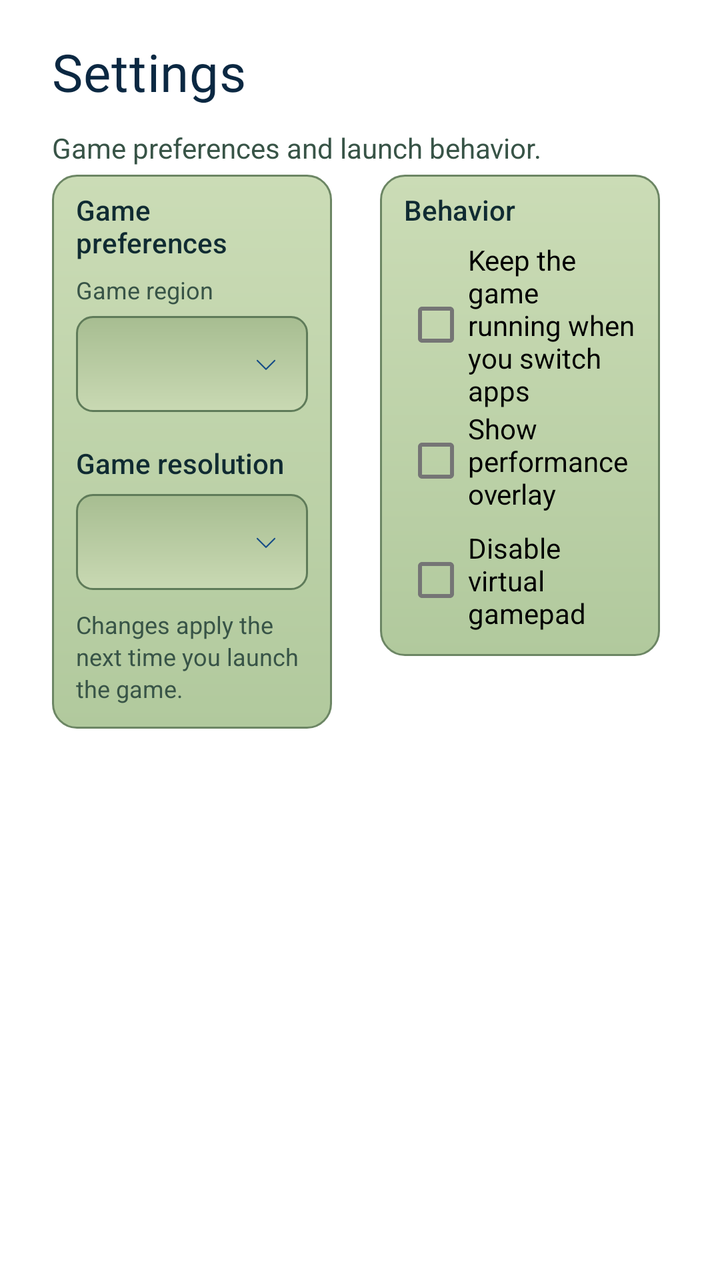
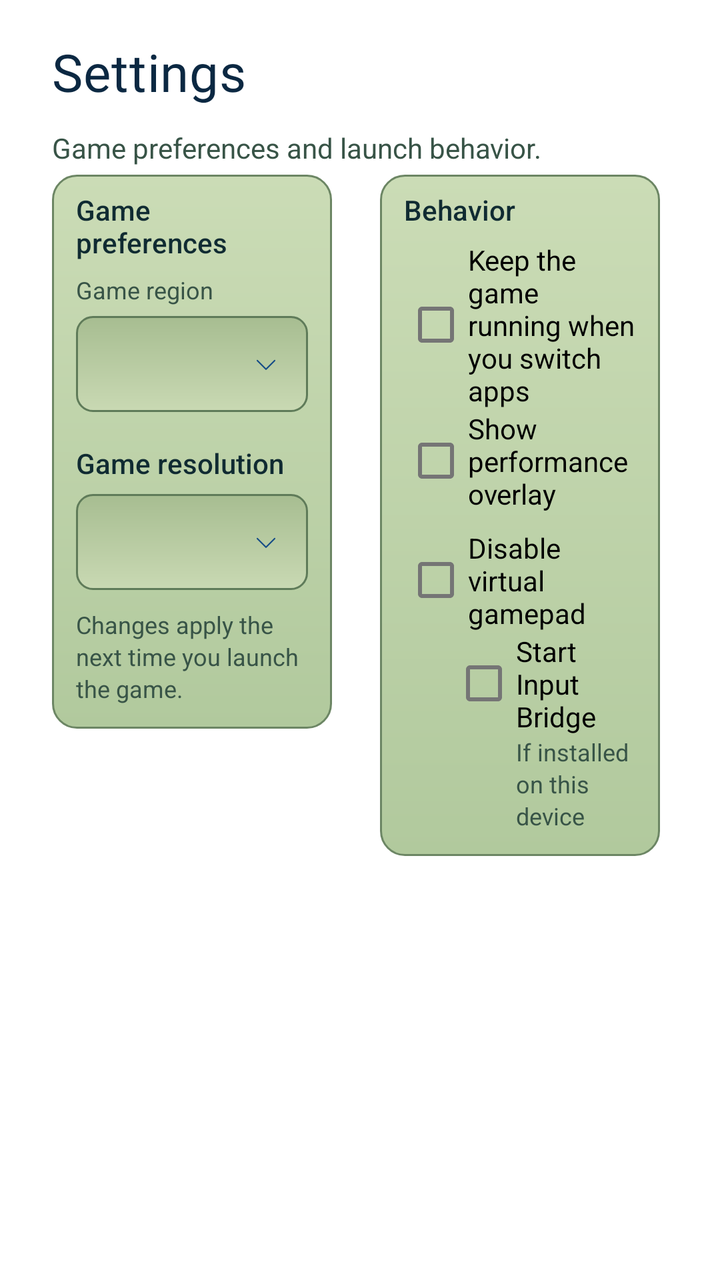

The first picture is an Android layout as it rendered before a commit; the second is the same layout after the commit. The layout source and the unified diff follow.
<!-- AndroidManifest.xml: fallback theme Theme.MaterialComponents.DayNight.NoActionBar -->
<!-- res/layout/fragment_wehavephones_settings.xml -->
<?xml version="1.0" encoding="utf-8"?>
<ScrollView
    xmlns:android="http://schemas.android.com/apk/res/android"
    android:layout_width="match_parent"
    android:layout_height="match_parent"
    android:scrollbars="vertical"
    android:scrollbarStyle="insideInset">
    <LinearLayout
        android:layout_width="match_parent"
        android:layout_height="wrap_content"
        android:orientation="vertical"
        android:paddingLeft="26dp"
        android:paddingRight="26dp"
        android:paddingTop="22dp"
        android:paddingBottom="12dp">
        <TextView
            style="@style/WeHavePhonesScreenTitle"
            android:text="@string/wehavephones_settings_title"
            android:textColor="@color/wehavephones_text_title"
            android:textSize="26sp" />
        <TextView
            style="@style/WeHavePhonesHint"
            android:layout_marginTop="6dp"
            android:text="@string/wehavephones_settings_intro"
            android:textSize="14sp" />
        <LinearLayout
            android:layout_width="match_parent"
            android:layout_height="wrap_content"
            android:orientation="horizontal"
            android:baselineAligned="false"
            android:layout_marginTop="4dp">
            <LinearLayout
                android:layout_width="0dp"
                android:layout_height="wrap_content"
                android:layout_weight="1"
                android:layout_marginRight="12dp"
                android:orientation="vertical"
                android:background="@drawable/wehavephones_card_background"
                android:paddingLeft="12dp"
                android:paddingRight="12dp"
                android:paddingTop="8dp"
                android:paddingBottom="12dp">
                <TextView
                    style="@style/WeHavePhonesSectionLabel"
                    android:layout_marginTop="0dp"
                    android:text="@string/wehavephones_settings_game_preferences" />
                <TextView
                    style="@style/WeHavePhonesHint"
                    android:text="@string/wehavephones_setup_region"
                    android:layout_marginBottom="5dp" />
                <Spinner
                    android:id="@+id/SPSettingsRegion"
                    android:layout_width="match_parent"
                    android:layout_height="48dp"
                    android:background="@drawable/wehavephones_dropdown"
                    android:contentDescription="@string/wehavephones_setup_region" />
                <TextView
                    style="@style/WeHavePhonesSectionLabel"
                    android:text="@string/wehavephones_settings_resolution_title" />
                <Spinner
                    android:id="@+id/SPGameResolution"
                    android:layout_width="match_parent"
                    android:layout_height="48dp"
                    android:background="@drawable/wehavephones_dropdown"
                    android:contentDescription="@string/wehavephones_settings_resolution_title" />
                <TextView
                    style="@style/WeHavePhonesHint"
                    android:layout_marginTop="9dp"
                    android:text="@string/wehavephones_settings_region_hint" />
            </LinearLayout>
            <LinearLayout
                android:layout_width="0dp"
                android:layout_height="wrap_content"
                android:layout_weight="1"
                android:layout_marginLeft="12dp"
                android:orientation="vertical"
                android:background="@drawable/wehavephones_card_background"
                android:paddingLeft="12dp"
                android:paddingRight="12dp"
                android:paddingTop="8dp"
                android:paddingBottom="12dp">
                <TextView
                    style="@style/WeHavePhonesSectionLabel"
                    android:layout_marginTop="0dp"
                    android:text="@string/wehavephones_settings_behavior_title" />
                <CheckBox
                    android:id="@+id/CBKeepRunningInBackground"
                    android:layout_width="match_parent"
                    android:layout_height="wrap_content"
                    android:text="@string/wehavephones_settings_keep_running" />
                <CheckBox
                    android:id="@+id/CBPerformanceOverlay"
                    android:layout_width="match_parent"
                    android:layout_height="wrap_content"
                    android:text="@string/wehavephones_settings_performance_overlay" />
                <CheckBox
                    android:id="@+id/CBDisableVirtualGamepad"
                    android:layout_width="match_parent"
                    android:layout_height="wrap_content"
                    android:layout_marginTop="8dp"
                    android:text="@string/wehavephones_settings_disable_virtual_gamepad" />
            </LinearLayout>
        </LinearLayout>
    </LinearLayout>
</ScrollView>
<!-- resources referenced by this layout -->
<resources>
  <color name="wehavephones_text_title">#0B2842</color>
  <!-- drawable wehavephones_card_background (drawable) -->
  <?xml version="1.0" encoding="utf-8"?>
  <shape
      xmlns:android="http://schemas.android.com/apk/res/android"
      android:shape="rectangle">
      <corners
          android:radius="12dp" />
      <gradient
          android:angle="270"
          android:startColor="#CBDCB6"
          android:endColor="#B1C99D" />
      <stroke
          android:width="1dp"
          android:color="#6C8664" />
  </shape>
  <!-- drawable wehavephones_dropdown (drawable) -->
  <?xml version="1.0" encoding="utf-8"?>
  <layer-list
      xmlns:android="http://schemas.android.com/apk/res/android">
      <item
          android:drawable="@drawable/wehavephones_field" />
      <item
          android:drawable="@drawable/wehavephones_ic_chevron_down"
          android:gravity="end|center_vertical"
          android:right="14dp" />
  </layer-list>
  <string name="wehavephones_settings_behavior_title">Behavior</string>
  <string name="wehavephones_settings_disable_virtual_gamepad">Disable virtual gamepad</string>
  <string name="wehavephones_settings_game_preferences">Game preferences</string>
  <string name="wehavephones_settings_intro">Game preferences and launch behavior.</string>
  <string name="wehavephones_settings_keep_running">Keep the game running when you switch apps</string>
  <string name="wehavephones_settings_performance_overlay">Show performance overlay</string>
  <string name="wehavephones_settings_region_hint">Changes apply the next time you launch the game.</string>
  <string name="wehavephones_settings_resolution_title">Game resolution</string>
  <string name="wehavephones_settings_title">Settings</string>
  <string name="wehavephones_setup_region">Game region</string>
  <style name="WeHavePhonesHint">
          <item name="android:layout_width">match_parent</item>
          <item name="android:layout_height">wrap_content</item>
          <item name="android:textColor">@color/wehavephones_text_dim</item>
          <item name="android:textSize">12sp</item>
          <item name="android:lineSpacingExtra">2dp</item>
      </style>
  <style name="WeHavePhonesScreenTitle" parent="WeHavePhonesHeader">
          <item name="android:gravity">start</item>
          <item name="android:textSize">26sp</item>
          <item name="android:layout_marginBottom">6dp</item>
          <item name="android:letterSpacing">0.01</item>
      </style>
  <!-- drawable wehavephones_field (drawable) -->
  <?xml version="1.0" encoding="utf-8"?>
  <shape
      xmlns:android="http://schemas.android.com/apk/res/android"
      android:shape="rectangle">
      <corners
          android:radius="8dp" />
      <gradient
          android:angle="270"
          android:startColor="#A7BD91"
          android:endColor="#C9D9B3" />
      <stroke
          android:width="1dp"
          android:color="#5F7B59" />
  </shape>
  <color name="wehavephones_text_dim">#385447</color>
  <style name="WeHavePhonesHeader">
          <item name="android:layout_width">match_parent</item>
          <item name="android:layout_height">wrap_content</item>
          <item name="android:fontFamily">@font/wehavephones_lcd</item>
          <item name="android:textColor">@color/wehavephones_text_title</item>
          <item name="android:textSize">28sp</item>
          <item name="android:includeFontPadding">false</item>
      </style>
  <color name="wehavephones_text">#102B32</color>
  <color name="wehavephones_accent">#164C87</color>
  <!-- unchanged entries left out for length: 2 -->
</resources>

<!-- the commit's change to res/layout/fragment_wehavephones_settings.xml (unified diff, before → after) -->
@@ -99,6 +99,16 @@
                     android:layout_height="wrap_content"
                     android:layout_marginTop="8dp"
                     android:text="@string/wehavephones_settings_disable_virtual_gamepad" />
+                <CheckBox
+                    android:id="@+id/CBStartInputBridge"
+                    android:layout_width="match_parent"
+                    android:layout_height="wrap_content"
+                    android:layout_marginLeft="24dp"
+                    android:text="@string/wehavephones_settings_input_bridge" />
+                <TextView
+                    style="@style/WeHavePhonesHint"
+                    android:layout_marginLeft="56dp"
+                    android:text="@string/wehavephones_settings_input_bridge_hint" />
             </LinearLayout>
         </LinearLayout>
     </LinearLayout>
<!-- resource entries referenced after the edit -->
@@ -30,6 +30,8 @@
   <string name="wehavephones_settings_behavior_title">Behavior</string>
   <string name="wehavephones_settings_disable_virtual_gamepad">Disable virtual gamepad</string>
   <string name="wehavephones_settings_game_preferences">Game preferences</string>
+  <string name="wehavephones_settings_input_bridge">Start Input Bridge</string>
+  <string name="wehavephones_settings_input_bridge_hint">If installed on this device</string>
   <string name="wehavephones_settings_intro">Game preferences and launch behavior.</string>
   <string name="wehavephones_settings_keep_running">Keep the game running when you switch apps</string>
   <string name="wehavephones_settings_performance_overlay">Show performance overlay</string>
